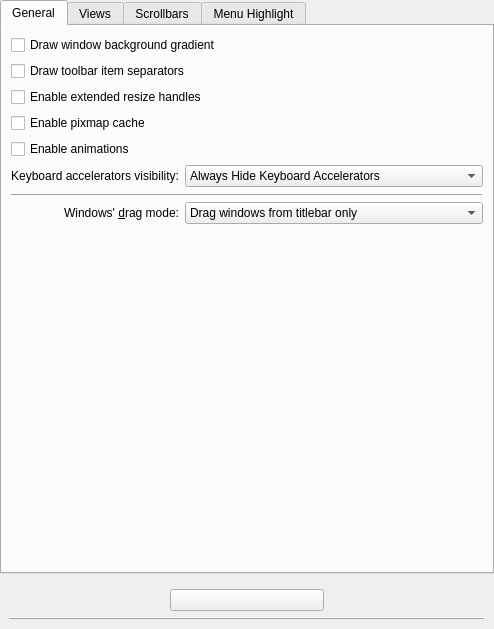
Old version of the form kstyle/config/ui/oxygenstyleconfig.ui in the repository KDE/oxygen.
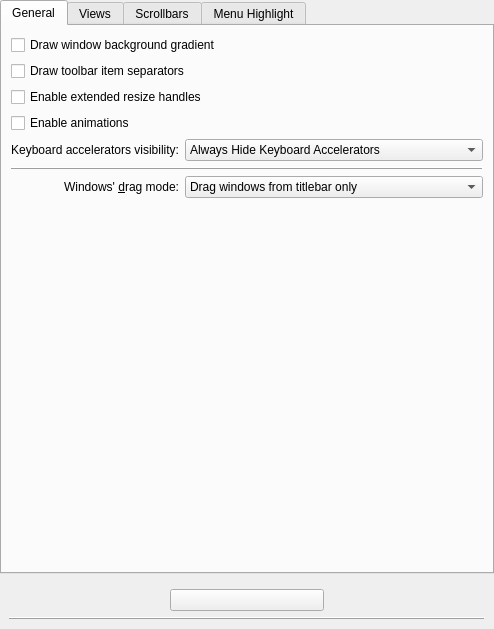
New version of the form. Custom widgets are drawn as their Qt base class.

Commit message: removed enabling cache option, since it was not effectively disabling the cache, only making it size one

```diff
--- a/kstyle/config/ui/oxygenstyleconfig.ui
+++ b/kstyle/config/ui/oxygenstyleconfig.ui
@@ -66,13 +66,6 @@
          </property>
         </widget>
        </item>
-       <item>
-        <widget class="QCheckBox" name="_cacheEnabled">
-         <property name="text">
-          <string>Enable pixmap cache</string>
-         </property>
-        </widget>
-       </item>
        <item>
         <widget class="QCheckBox" name="_animationsEnabled">
          <property name="text">
```
Left out of the diff: 23 changed lines with no effect on the pictures. The commit also changes 1 other file.
